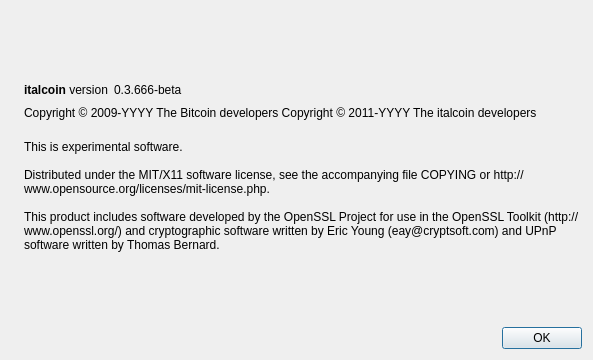
Qt form src/qt/forms/aboutdialog.ui (Makh1/italcoin) before a commit.
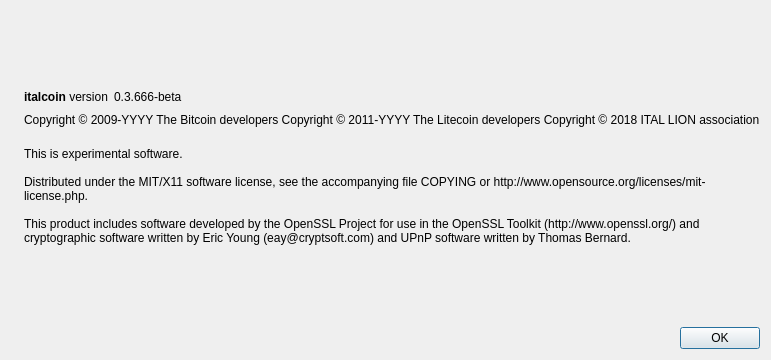
The same form after that commit. Icons and pictures are not drawn.

Commit message: updated copyrights notices

The edit to the form file:
```diff
--- a/src/qt/forms/aboutdialog.ui
+++ b/src/qt/forms/aboutdialog.ui
@@ -92,7 +92,8 @@
        </property>
        <property name="text">
         <string notr="true">Copyright &amp;copy; 2009-YYYY The Bitcoin developers
-Copyright &amp;copy; 2011-YYYY The italcoin developers</string>
+Copyright &amp;copy; 2011-YYYY The Litecoin developers
+Copyright &amp;copy; 2018 ITAL LION association</string>
        </property>
        <property name="textFormat">
         <enum>Qt::RichText</enum>
```
The commit also changes 9 other files.
